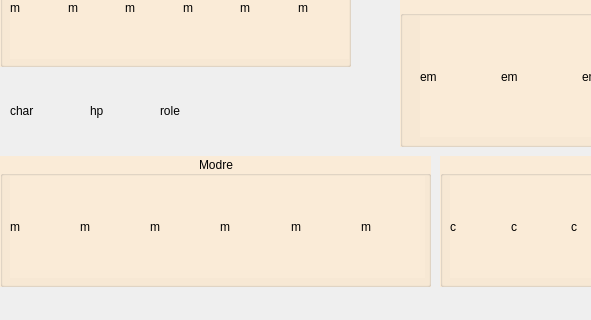
Above: BANG-zapoctak/QBang/mainwindow.ui from damodarak/BANG before the change; both pictures show x 0 to 591 and y 453 to 773 of the 1415 by 773 pixel window. Below: the same form after it.
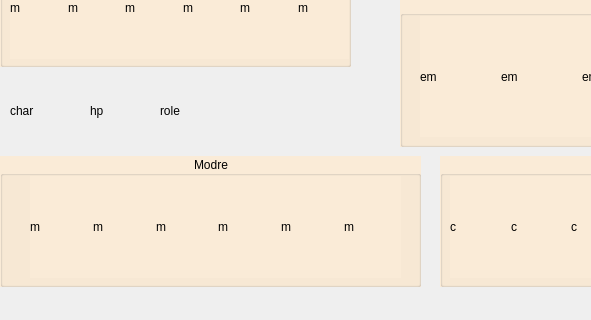
That is the form after the change.

Patch:
```diff
--- a/BANG-zapoctak/QBang/mainwindow.ui
+++ b/BANG-zapoctak/QBang/mainwindow.ui
@@ -1741,7 +1741,7 @@
      <rect>
       <x>0</x>
       <y>590</y>
-      <width>431</width>
+      <width>421</width>
       <height>131</height>
      </rect>
     </property>
@@ -1757,9 +1757,9 @@
     <widget class="QWidget" name="layoutWidget">
      <property name="geometry">
       <rect>
-       <x>10</x>
+       <x>30</x>
        <y>20</y>
-       <width>415</width>
+       <width>371</width>
        <height>102</height>
       </rect>
      </property>
```
